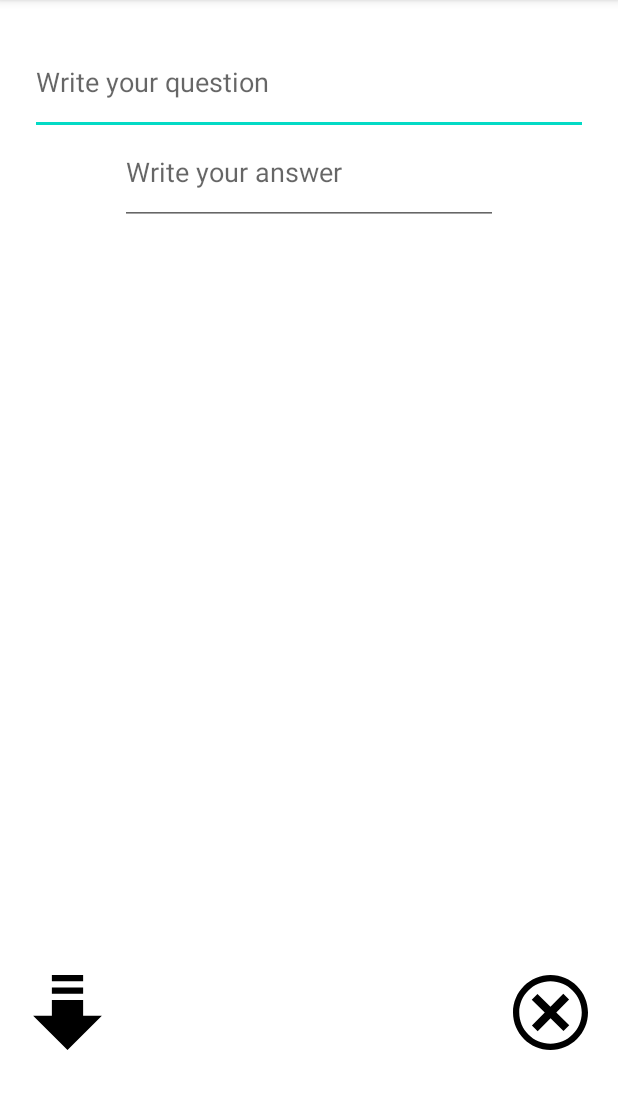
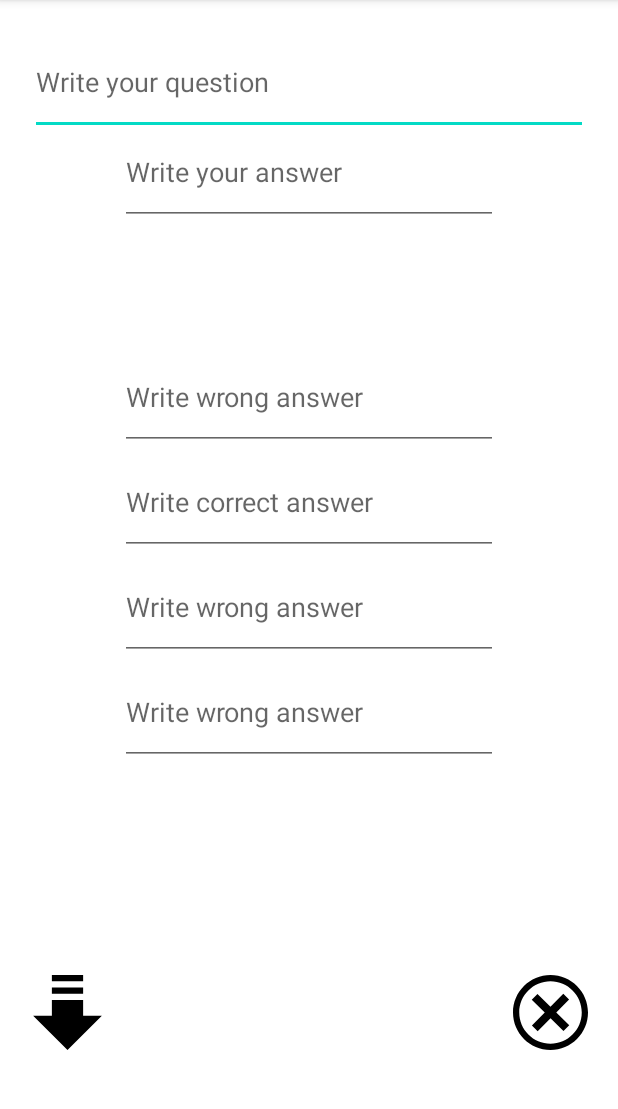
Before and after one commit to martinsufio/flashcard1, an Android app: the addCard screen opened directly, with no data from a screen before it, on a phone screen of 412 x 824 dp, the part 84-1193 px from its top. Run offline under Robolectric (Android 15) with nearby library versions, the phone set to English and light mode, and no system bars.

Commit message:
Update activity_add_card.xml

```diff
--- a/app/src/main/res/layout/activity_add_card.xml
+++ b/app/src/main/res/layout/activity_add_card.xml
@@ -41,6 +41,48 @@
         android:hint="Write your answer"
 
         />
+    <EditText
+        android:id="@+id/editAnswer2"
+        android:layout_width="match_parent"
+        android:layout_height="70dp"
+        android:layout_marginLeft="80dp"
+        android:layout_marginRight="80dp"
+        android:inputType="textMultiLine"
+        android:hint="Write wrong answer"
+        android:layout_below="@+id/editAnswer"
+        />
+    <EditText
+        android:id="@+id/editAnswer3"
+        android:layout_width="match_parent"
+        android:layout_height="70dp"
+        android:layout_marginLeft="80dp"
+        android:layout_marginRight="80dp"
+        android:inputType="textMultiLine"
+        android:hint="Write correct answer"
+        android:layout_below="@+id/editAnswer2"
+        />
+    <EditText
+        android:id="@+id/editAnswer4"
+        android:layout_width="match_parent"
+        android:layout_height="70dp"
+        android:layout_marginLeft="80dp"
+        android:layout_marginRight="80dp"
+        android:inputType="textMultiLine"
+        android:hint="Write wrong answer"
+        android:layout_below="@+id/editAnswer3"
+        />
+    <EditText
+        android:id="@+id/editAnswer5"
+        android:layout_width="match_parent"
+        android:layout_height="70dp"
+        android:layout_marginLeft="80dp"
+        android:layout_marginRight="80dp"
+        android:inputType="textMultiLine"
+        android:hint="Write wrong answer"
+        android:layout_below="@+id/editAnswer4"
+        />
+
+
 
 
     <ImageView
```
